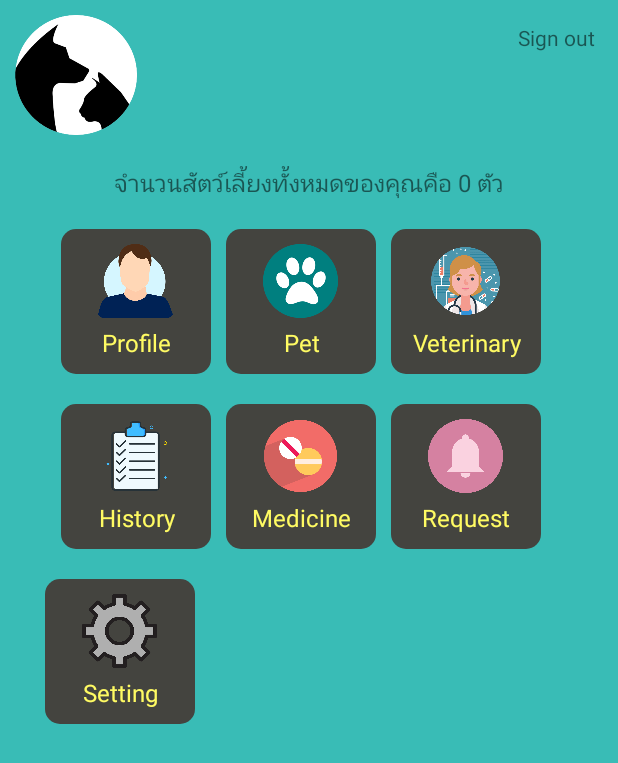
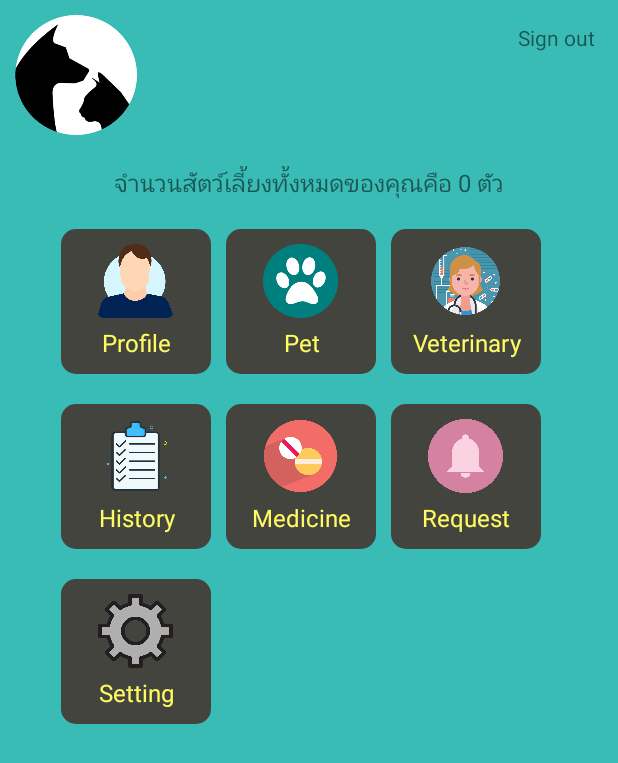
Before and after one commit to chinnatan/Pet-Medical-Records-SEProj, an Android app: the MenuFragment screen opened directly, with no data from a screen before it, on a phone screen of 412 x 824 dp. Shown: the top 763 px of the screen. Run offline under Robolectric (Android 15) with nearby library versions, the phone set to English and light mode, and no system bars; our stand-ins replace Firebase (no records; nobody signed in at launch, a user with empty details on screens opened directly).

Commit message:
Fix scale for other device

```diff
--- a/app/src/main/res/layout/fragment_menu.xml
+++ b/app/src/main/res/layout/fragment_menu.xml
@@ -268,6 +268,7 @@
             <LinearLayout
                 android:layout_width="match_parent"
                 android:layout_height="wrap_content"
+                android:gravity="center_horizontal"
                 android:orientation="horizontal"
                 android:padding="10dp">
 
@@ -278,7 +279,7 @@
                     android:background="@drawable/button"
                     android:orientation="vertical"
                     android:padding="10dp"
-                    android:layout_marginLeft="20dp">
+                    android:layout_marginRight="10dp">
 
                     <ImageView
                         android:layout_width="50dp"
@@ -297,6 +298,16 @@
 
                 </LinearLayout>
 
+                <LinearLayout
+                    android:id="@+id/layout_fragment_menu_setting"
+                    android:layout_width="210dp"
+                    android:layout_height="wrap_content"
+                    android:orientation="vertical"
+                    android:padding="10dp"
+                    android:layout_marginRight="10dp">
+
+                </LinearLayout>
+
             </LinearLayout>
             <!--End Frame 5-->
 
```
